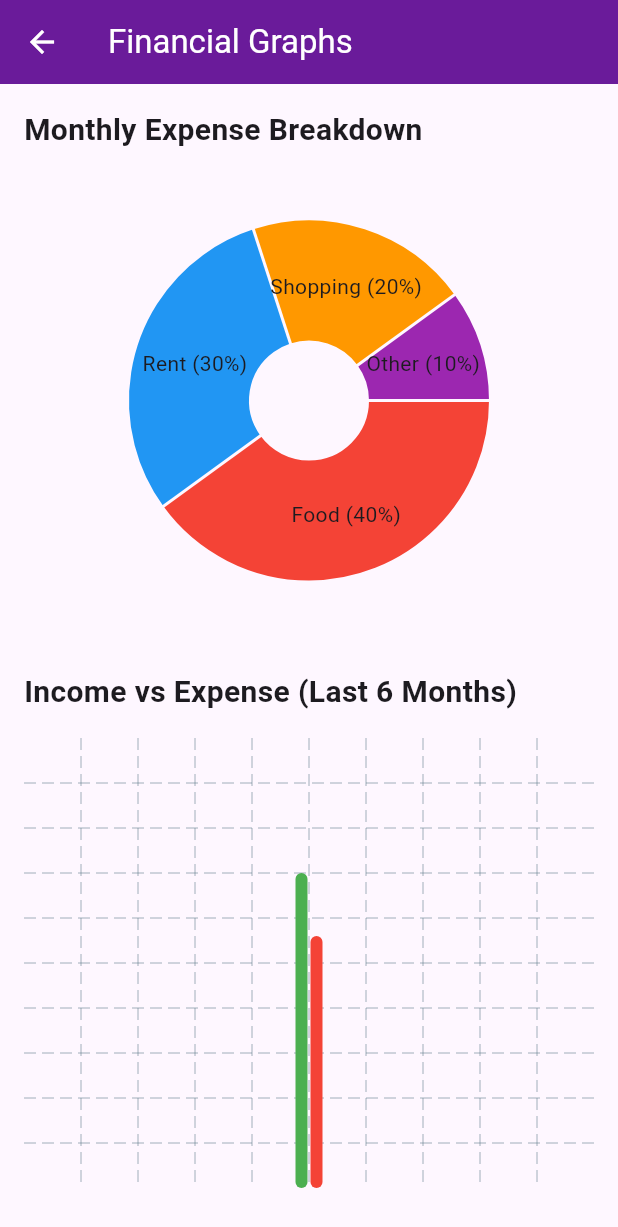
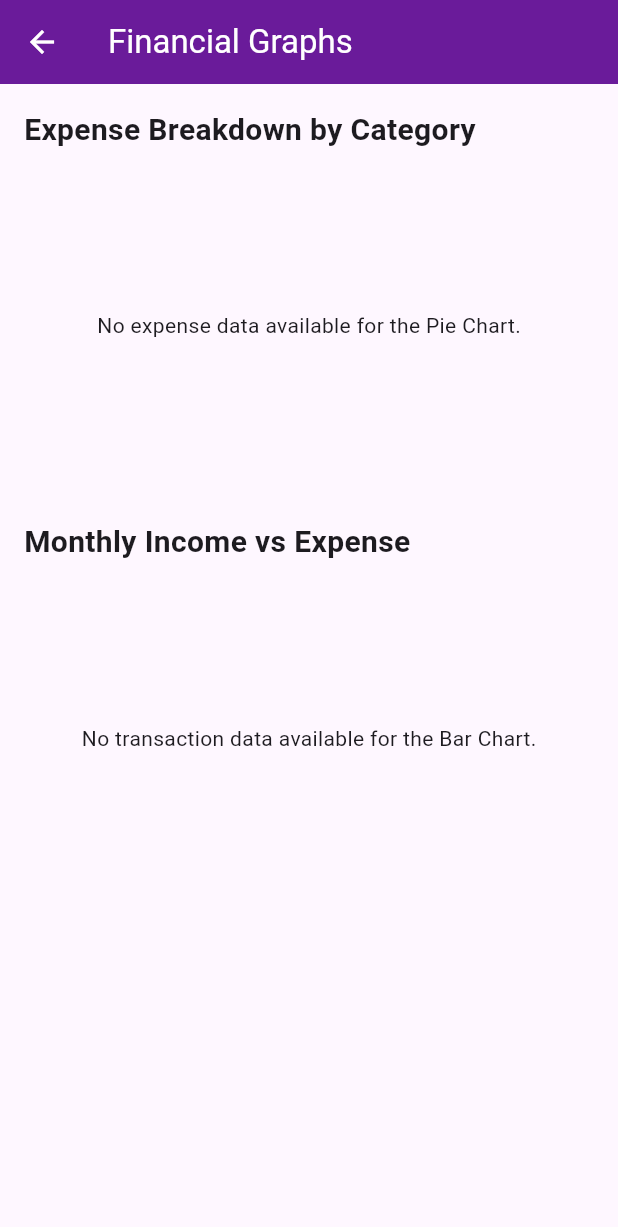
Before and after one commit to bayazidht/spend_mate, a Flutter app: the GraphsScreen screen opened directly, on a phone screen of 412 x 824 dp. Shown: the top 1227 px of the screen. Run offline on Flutter 3.47's test engine with Material 3 defaults, Android fonts, the phone set to English and light mode, and no system bars; drawn by our look-alikes of fl_chart; our stand-ins replace cloud_firestore, firebase_auth, firebase_core, google_sign_in; accounts and stored records are empty; statements that could not run were skipped.

Commit message:
feat: Implement dynamic financial charts
This commit replaces the static placeholder charts on the `GraphsScreen` with dynamic, data-driven visualizations using the `fl_chart` package. The charts now reflect the user's actual transaction data provided by the `TransactionProvider`.

### Key Changes:

-   **Dynamic Pie Chart for Expenses:**
    -   Implemented a Pie Chart to visualize the breakdown of expenses by category.
    -   It dynamically calculates and displays the percentage of total expenses for each category.
    -   A color-coded legend is generated below the chart to identify categories.
    -   Handles cases with no expense data by showing a message.

-   **Dynamic Bar Chart for Monthly Summary:**
    -   Added a Bar Chart to compare total monthly income versus expenses for the last six months.
    -   The Y-axis (amount) and X-axis (month abbreviations) are dynamically scaled and labeled.
    -   A grid is displayed for better readability of values.
    -   Handles cases with no transaction data by showing an informative message.

-   **Data Processing in `TransactionProvider`:**
    -   Added a new `getChartData()` method to process and aggregate transaction data for the charts.
    -   This method calculates total expenses per category and creates a sorted monthly summary of income and expenses.

-   **Refactor in `CategoryProvider`:**
    -   Simplified the `deleteCategory` method by removing explanatory comments, making the code cleaner. The logic remains the same: deleting associated transactions before deleting the category itself.

```diff
--- a/lib/providers/category_provider.dart
+++ b/lib/providers/category_provider.dart
@@ -48,17 +48,11 @@ class CategoryProvider with ChangeNotifier {
 
   Future<void> deleteCategory(String id) async {
     if (_service != null && _transactionService != null) {
-      // 1. Find the category model to get its name
       final categoryToDelete = _categories.firstWhere((c) => c.id == id, orElse: () => throw Exception("Category not found"));
       final categoryName = categoryToDelete.name;
 
-      // 2. Delete all related transactions first
       await _transactionService!.deleteTransactionsByCategory(categoryName);
-
-      // 3. Then, delete the category itself
       await _service!.deleteCategory(id);
-
-      // Note: notifyListeners() automatically happens when the Firestore stream updates _categories
     }
   }
 
--- a/lib/providers/transaction_provider.dart
+++ b/lib/providers/transaction_provider.dart
@@ -50,6 +50,43 @@ class TransactionProvider with ChangeNotifier {
     _totalExpense = expense;
   }
 
+  Map<String, dynamic> getChartData() {
+    Map<String, double> categoryExpenses = {};
+    double totalExpense = 0.0;
+
+    for (var tx in _transactions) {
+      if (tx.type == TransactionType.expense) {
+        totalExpense += tx.amount;
+        categoryExpenses[tx.category] = (categoryExpenses[tx.category] ?? 0) + tx.amount;
+      }
+    }
+
+    Map<String, Map<String, double>> monthlySummary = {};
+    final now = DateTime.now();
+
+    for (var tx in _transactions) {
+      final monthKey = '${tx.date.year}-${tx.date.month.toString().padLeft(2, '0')}';
+
+      monthlySummary.putIfAbsent(monthKey, () => {'income': 0.0, 'expense': 0.0});
+
+      if (tx.type == TransactionType.income) {
+        monthlySummary[monthKey]!['income'] = monthlySummary[monthKey]!['income']! + tx.amount;
+      } else {
+        monthlySummary[monthKey]!['expense'] = monthlySummary[monthKey]!['expense']! + tx.amount;
+      }
+    }
+
+    final sortedMonthlySummary = Map.fromEntries(
+        monthlySummary.entries.toList()..sort((e1, e2) => e1.key.compareTo(e2.key))
+    );
+
+    return {
+      'categoryExpenses': categoryExpenses,
+      'totalExpense': totalExpense,
+      'monthlySummary': sortedMonthlySummary,
+    };
+  }
+
   @override
   void dispose() {
     _transactionSubscription.cancel();
--- a/lib/screens/graphs/graphs_screen.dart
+++ b/lib/screens/graphs/graphs_screen.dart
@@ -1,38 +1,21 @@
 import 'package:flutter/material.dart';
+import 'package:provider/provider.dart';
 import 'package:fl_chart/fl_chart.dart';
+import 'package:spend_mate/providers/transaction_provider.dart';
+import 'dart:math';
 
 class GraphsScreen extends StatelessWidget {
-  GraphsScreen({super.key});
-
-  final List<PieChartSectionData> pieChartSections = [
-    PieChartSectionData(
-      color: Colors.red,
-      value: 40,
-      title: 'Food (40%)',
-      radius: 80,
-    ),
-    PieChartSectionData(
-      color: Colors.blue,
-      value: 30,
-      title: 'Rent (30%)',
-      radius: 80,
-    ),
-    PieChartSectionData(
-      color: Colors.orange,
-      value: 20,
-      title: 'Shopping (20%)',
-      radius: 80,
-    ),
-    PieChartSectionData(
-      color: Colors.purple,
-      value: 10,
-      title: 'Other (10%)',
-      radius: 80,
-    ),
-  ];
+  const GraphsScreen({super.key});
 
   @override
   Widget build(BuildContext context) {
+    final provider = Provider.of<TransactionProvider>(context);
+    final chartData = provider.getChartData();
+
+    final categoryExpenses = chartData['categoryExpenses'] as Map<String, double>;
+    final totalExpense = chartData['totalExpense'] as double;
+    final monthlySummary = chartData['monthlySummary'] as Map<String, Map<String, double>>;
+
     return Scaffold(
       appBar: AppBar(
         title: const Text('Financial Graphs'),
@@ -45,46 +28,169 @@ class GraphsScreen extends StatelessWidget {
           crossAxisAlignment: CrossAxisAlignment.start,
           children: <Widget>[
             const Text(
-              'Monthly Expense Breakdown',
+              'Expense Breakdown by Category',
               style: TextStyle(fontSize: 20, fontWeight: FontWeight.bold),
             ),
             const SizedBox(height: 16),
+
+            _buildPieChart(categoryExpenses, totalExpense),
+
+            const SizedBox(height: 30),
+
+            const Text(
+              'Monthly Income vs Expense',
+              style: TextStyle(fontSize: 20, fontWeight: FontWeight.bold),
+            ),
+            const SizedBox(height: 16),
+
+            _buildBarChart(monthlySummary),
+          ],
+        ),
+      ),
+    );
+  }
+
+  Widget _buildPieChart(Map<String, double> categoryExpenses, double totalExpense) {
+    if (categoryExpenses.isEmpty || totalExpense == 0) {
+      return const SizedBox(
+        height: 200,
+        child: Center(child: Text('No expense data available for the Pie Chart.')),
+      );
+    }
+
+    final List<PieChartSectionData> pieSections = [];
+    final List<Color> colorPalette = [
+      Colors.red, Colors.blue, Colors.orange, Colors.purple, Colors.green,
+      Colors.indigo, Colors.brown, Colors.teal
+    ];
+    int colorIndex = 0;
+
+    categoryExpenses.forEach((category, amount) {
+      final percentage = (amount / totalExpense) * 100;
+      final color = colorPalette[colorIndex % colorPalette.length];
+      colorIndex++;
+
+      pieSections.add(
+        PieChartSectionData(
+          color: color,
+          value: amount,
+          title: '${percentage.toStringAsFixed(1)}%',
+          radius: 80,
+          titleStyle: const TextStyle(fontSize: 12, fontWeight: FontWeight.bold, color: Colors.white),
+        ),
+      );
+    });
+
+    return Column(
+      children: [
         SizedBox(
-              height: 300,
+          height: 200,
           child: PieChart(
             PieChartData(
-                  sections: pieChartSections,
+              sections: pieSections,
               borderData: FlBorderData(show: false),
               sectionsSpace: 2,
               centerSpaceRadius: 40,
             ),
           ),
         ),
-            const SizedBox(height: 30),
-            const Text(
-              'Income vs Expense (Last 6 Months)',
-              style: TextStyle(fontSize: 20, fontWeight: FontWeight.bold),
+        Wrap(
+          spacing: 8.0,
+          children: categoryExpenses.entries.map((entry) {
+            final color = colorPalette[categoryExpenses.keys.toList().indexOf(entry.key) % colorPalette.length];
+            return Row(
+              mainAxisSize: MainAxisSize.min,
+              children: [
+                Container(width: 10, height: 10, color: color),
+                const SizedBox(width: 4),
+                Text(entry.key, style: const TextStyle(fontSize: 12)),
+              ],
+            );
+          }).toList(),
         ),
-            const SizedBox(height: 16),
-            SizedBox(
-              height: 300,
+      ],
+    );
+  }
+
+  Widget _buildBarChart(Map<String, Map<String, double>> monthlySummary) {
+    if (monthlySummary.isEmpty) {
+      return const SizedBox(
+        height: 200,
+        child: Center(child: Text('No transaction data available for the Bar Chart.')),
+      );
+    }
+
+    final List<String> sortedMonths = monthlySummary.keys.toList();
+    final List<String> lastSixMonths = sortedMonths.length > 6 ? sortedMonths.sublist(sortedMonths.length - 6) : sortedMonths;
+
+    double maxAmount = 0;
+
+    final List<BarChartGroupData> barGroups = lastSixMonths.asMap().entries.map((entry) {
+      final index = entry.key;
+      final monthKey = entry.value;
+      final data = monthlySummary[monthKey]!;
+
+      maxAmount = max(maxAmount, data['income'] ?? 0);
+      maxAmount = max(maxAmount, data['expense'] ?? 0);
+
+      return BarChartGroupData(
+          x: index,
+          barRods: [
+            BarChartRodData(
+              toY: data['income'] ?? 0,
+              color: Colors.green,
+              width: 8,
+            ),
+            BarChartRodData(
+              toY: data['expense'] ?? 0,
+              color: Colors.red,
+              width: 8,
+            ),
+          ],
+      );
+    }).toList();
+
+    return SizedBox(
+      height: 250,
       child: BarChart(
         BarChartData(
-
           alignment: BarChartAlignment.spaceAround,
-                  maxY: 5000,
-                  titlesData: const FlTitlesData(show: false),
-                  borderData: FlBorderData(show: false),
-                  barGroups: [
-                    BarChartGroupData(x: 0, barRods: [
-                      BarChartRodData(toY: 3500, color: Colors.green),
-                      BarChartRodData(toY: 2800, color: Colors.red),
-                    ]),
-                  ],
+          maxY: maxAmount * 1.1,
+          titlesData: FlTitlesData(
+            show: true,
+            bottomTitles: AxisTitles(
+              sideTitles: SideTitles(
+                showTitles: true,
+                getTitlesWidget: (value, meta) {
+                  final monthIndex = value.toInt();
+                  if (monthIndex >= 0 && monthIndex < lastSixMonths.length) {
+                    final monthNumber = lastSixMonths[monthIndex].split('-')[1];
+                    final monthAbbr = ['Jan', 'Feb', 'Mar', 'Apr', 'May', 'Jun', 'Jul', 'Aug', 'Sep', 'Oct', 'Nov', 'Dec'][int.parse(monthNumber) - 1];
+                    return SideTitleWidget(
+                      meta: meta,
+                      space: 4,
+                      child: Text(monthAbbr, style: const TextStyle(fontSize: 10)),
+                    );
+                  }
+                  return const SizedBox();
+                },
               ),
             ),
+            leftTitles: AxisTitles(
+                sideTitles: SideTitles(
+                    showTitles: true,
+                    getTitlesWidget: (value, meta) {
+                      return Text('₩${value.toInt()}', style: const TextStyle(fontSize: 10));
+                    },
+                    reservedSize: 30
+                )
             ),
-          ],
+            topTitles: const AxisTitles(sideTitles: SideTitles(showTitles: false)),
+            rightTitles: const AxisTitles(sideTitles: SideTitles(showTitles: false)),
+          ),
+          borderData: FlBorderData(show: false),
+          gridData: FlGridData(show: true, horizontalInterval: maxAmount > 5000 ? maxAmount / 5 : 1000),
+          barGroups: barGroups,
         ),
       ),
     );
```
Lines whose indentation alone changed are shown as unchanged.
